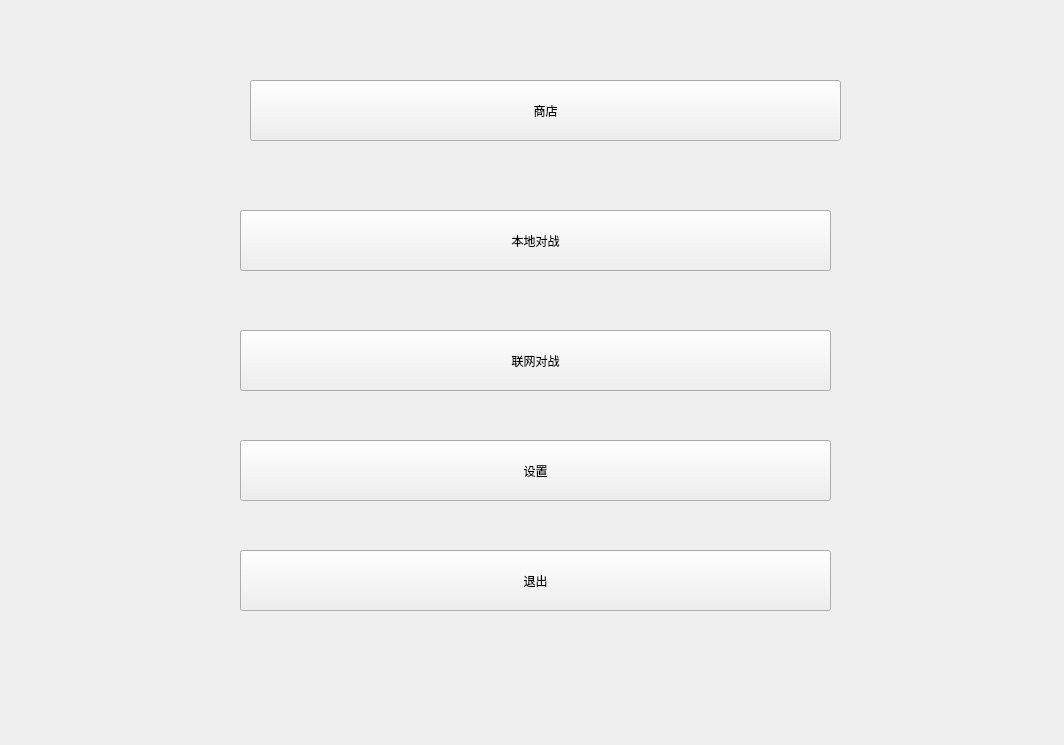
This is testWidget/MainScene.ui in hg-hg/2019-DungeonNStones as Qt 5 draws it before an edit. The edited form follows.
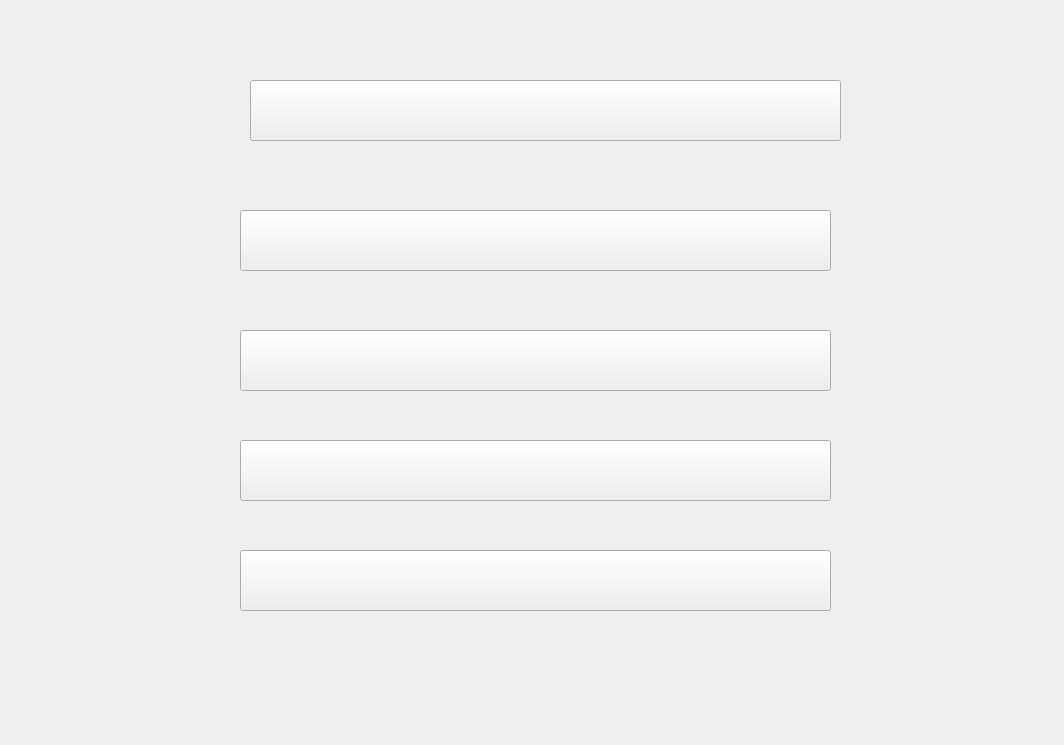
This is the edited form. Custom widgets are drawn as their Qt base class.

```diff
--- a/testWidget/MainScene.ui
+++ b/testWidget/MainScene.ui
@@ -23,7 +23,7 @@
     </rect>
    </property>
    <property name="text">
-    <string>商店</string>
+    <string/>
    </property>
   </widget>
   <widget class="QPushButton" name="PVE">
@@ -36,7 +36,7 @@
     </rect>
    </property>
    <property name="text">
-    <string>本地对战</string>
+    <string/>
    </property>
   </widget>
   <widget class="QPushButton" name="PVP">
@@ -49,7 +49,7 @@
     </rect>
    </property>
    <property name="text">
-    <string>联网对战</string>
+    <string/>
    </property>
   </widget>
   <widget class="QPushButton" name="Setting">
@@ -62,7 +62,7 @@
     </rect>
    </property>
    <property name="text">
-    <string>设置</string>
+    <string/>
    </property>
   </widget>
   <widget class="QPushButton" name="Quit">
@@ -75,11 +75,18 @@
     </rect>
    </property>
    <property name="text">
-    <string>退出</string>
+    <string/>
    </property>
   </widget>
  </widget>
  <layoutdefault spacing="6" margin="11"/>
+ <customwidgets>
+  <customwidget>
+   <class>MainSceneButton</class>
+   <extends>QPushButton</extends>
+   <header location="global">mainscenebutton.h</header>
+  </customwidget>
+ </customwidgets>
  <resources/>
  <connections>
   <connection>
```
Left out of the diff: 10 changed lines with no effect on the pictures.
